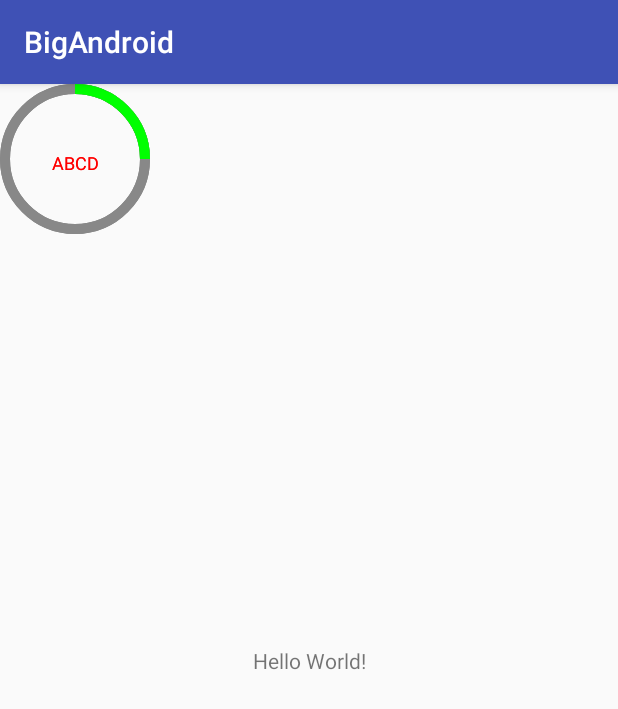
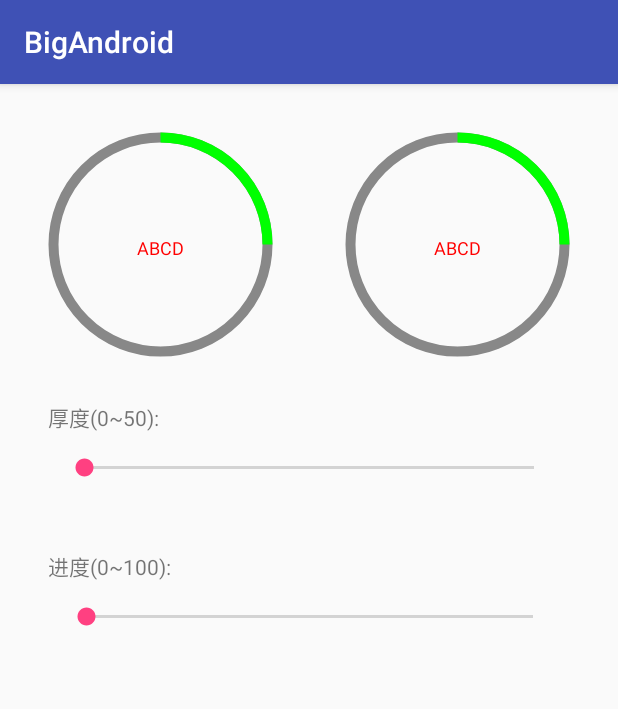
Before and after one commit to hustlong/BigAndroid, an Android app: the screen it shows after launch (MainActivity), on a phone screen of 412 x 824 dp. Shown: the top 709 px of the screen. Run offline under Robolectric (Android 15) with nearby library versions, the phone set to English and light mode, and no system bars; our stand-ins replace ButterKnife.

Commit message:
finish circle_progress

```diff
--- a/app/src/main/java/cc/biglong/bigandroid/MainActivity.java
+++ b/app/src/main/java/cc/biglong/bigandroid/MainActivity.java
@@ -1,13 +1,56 @@
 package cc.biglong.bigandroid;
 
+import android.os.Bundle;
 import android.support.v7.app.AppCompatActivity;
-import android.os.Bundle;
+import android.widget.SeekBar;
 
-public class MainActivity extends AppCompatActivity {
+import butterknife.BindView;
+import butterknife.ButterKnife;
+import cc.biglong.bigandroid.widget.CircleProgress;
+
+public class MainActivity extends AppCompatActivity implements SeekBar.OnSeekBarChangeListener {
+
+    @BindView(R.id.circleProgress1)
+    CircleProgress mCircleProgress1;
+    @BindView(R.id.circleProgress2)
+    CircleProgress mCircleProgress2;
+    @BindView(R.id.seekBar1)
+    SeekBar mSeekBar1;
+    @BindView(R.id.seekBar2)
+    SeekBar mSeekBar2;
 
     @Override
     protected void onCreate(Bundle savedInstanceState) {
         super.onCreate(savedInstanceState);
         setContentView(R.layout.activity_main);
+        ButterKnife.bind(this);
+
+        initViews();
+    }
+
+    private void initViews() {
+        mSeekBar1.setOnSeekBarChangeListener(this);
+        mSeekBar2.setOnSeekBarChangeListener(this);
+    }
+
+    @Override
+    public void onProgressChanged(SeekBar bar, int i, boolean b) {
+        if (bar.getId() == R.id.seekBar1) {
+            mCircleProgress1.setProgress(i);
+            mCircleProgress2.setProgress(i);
+        } else {
+            mCircleProgress1.setThickness(i);
+            mCircleProgress2.setThickness(i);
+        }
+    }
+
+    @Override
+    public void onStartTrackingTouch(SeekBar bar) {
+
+    }
+
+    @Override
+    public void onStopTrackingTouch(SeekBar bar) {
+
     }
 }
--- a/app/src/main/java/cc/biglong/bigandroid/widget/CircleProgress.java
+++ b/app/src/main/java/cc/biglong/bigandroid/widget/CircleProgress.java
@@ -92,8 +92,20 @@ public class CircleProgress extends View {
         progressPaint.setStrokeWidth(thickness);
     }
 
+    private void beforeDraw() {
+        int ringRadius = (minWidth- (int) thickness)/2;
+        ringRectF.set(-ringRadius,-ringRadius,ringRadius,ringRadius);
+        textWidth = FontUtil.getFontLength(textPaint,centerText);
+        textHeight = FontUtil.getFontHeight(textPaint);
+
+        hintPaint.setStrokeWidth(thickness);
+        progressPaint.setStrokeWidth(thickness);
+    }
+
     @Override
     protected void onDraw(Canvas canvas) {
+        beforeDraw();
+
         canvas.translate(minWidth*0.5f,minWidth*0.5f);
         canvas.drawOval(ringRectF, hintPaint);
         canvas.drawArc(ringRectF,-90.0f,360.0f* progress /max,false, progressPaint);
@@ -106,12 +118,6 @@ public class CircleProgress extends View {
         int heightSize = MeasureSpec.getSize(heightMeasureSpec);
         minWidth = Math.min(widthSize, heightSize);
         setMeasuredDimension(minWidth, minWidth);
-
-        int ringRadius = (minWidth- (int) thickness)/2;
-        ringRectF.set(-ringRadius,-ringRadius,ringRadius,ringRadius);
-
-        textWidth = FontUtil.getFontLength(textPaint,centerText);
-        textHeight = FontUtil.getFontHeight(textPaint);
     }
 
 
--- a/app/src/main/res/layout/activity_main.xml
+++ b/app/src/main/res/layout/activity_main.xml
@@ -7,27 +7,65 @@
     android:layout_height="match_parent"
     tools:context="cc.biglong.bigandroid.MainActivity">
 
+    <cc.biglong.bigandroid.widget.CircleProgress
+        android:id="@+id/circleProgress1"
+        android:layout_width="150dp"
+        android:layout_height="150dp"
+        android:layout_marginRight="32dp"
+        android:layout_marginTop="32dp"
+        app:center_text="ABCD"
+        app:layout_constraintRight_toRightOf="parent"
+        app:layout_constraintTop_toTopOf="parent"
+        android:layout_marginEnd="32dp"/>
+
+    <cc.biglong.bigandroid.widget.CircleProgress
+        android:id="@+id/circleProgress2"
+        android:layout_width="150dp"
+        android:layout_height="150dp"
+        android:layout_marginLeft="32dp"
+        android:layout_marginTop="32dp"
+        app:layout_constraintLeft_toLeftOf="parent"
+        app:layout_constraintTop_toTopOf="parent"
+        android:layout_marginStart="32dp"/>
+
     <TextView
+        android:text="进度(0~100):"
         android:layout_width="wrap_content"
         android:layout_height="wrap_content"
-        android:text="Hello World!"
-        app:layout_constraintBottom_toBottomOf="parent"
+        android:layout_marginBottom="13dp"
+        app:layout_constraintBottom_toTopOf="@+id/seekBar1"
+        android:layout_marginLeft="32dp"
+        app:layout_constraintLeft_toLeftOf="parent"/>
+    <SeekBar
+        android:id="@+id/seekBar1"
+        android:max="100"
+        android:layout_width="330dp"
+        android:layout_height="19dp"
+        android:layout_marginTop="163dp"
+        app:layout_constraintTop_toBottomOf="@+id/circleProgress2"
+        android:layout_marginLeft="32dp"
         app:layout_constraintLeft_toLeftOf="parent"
-        app:layout_constraintRight_toRightOf="parent"
-        app:layout_constraintTop_toTopOf="parent" />
+        android:layout_marginRight="32dp"
+        app:layout_constraintRight_toRightOf="parent"/>
 
-    <cc.biglong.bigandroid.widget.CircleProgress
-        android:id="@+id/circle1"
-        android:layout_width="100dp"
-        android:layout_height="100dp"
-        tools:layout_editor_absoluteY="16dp"
-        tools:layout_editor_absoluteX="142dp"/>
-
-    <cc.biglong.bigandroid.widget.CircleProgress
-        android:id="@+id/circleProgress"
-        android:layout_width="100dp"
-        android:layout_height="100dp"
-        tools:layout_editor_absoluteY="16dp"
-        tools:layout_editor_absoluteX="16dp"/>
+    <TextView
+        android:text="厚度(0~50):"
+        android:layout_width="wrap_content"
+        android:layout_height="wrap_content"
+        android:layout_marginBottom="13dp"
+        app:layout_constraintBottom_toTopOf="@+id/seekBar2"
+        android:layout_marginLeft="32dp"
+        app:layout_constraintLeft_toLeftOf="parent"/>
+    <SeekBar
+        android:id="@+id/seekBar2"
+        android:max="50"
+        android:layout_width="332dp"
+        android:layout_height="19dp"
+        android:layout_marginTop="64dp"
+        app:layout_constraintTop_toBottomOf="@+id/circleProgress2"
+        android:layout_marginLeft="32dp"
+        app:layout_constraintLeft_toLeftOf="parent"
+        android:layout_marginRight="32dp"
+        app:layout_constraintRight_toRightOf="parent"/>
 
 </android.support.constraint.ConstraintLayout>
```
Also changed, not shown: 2 other files.
